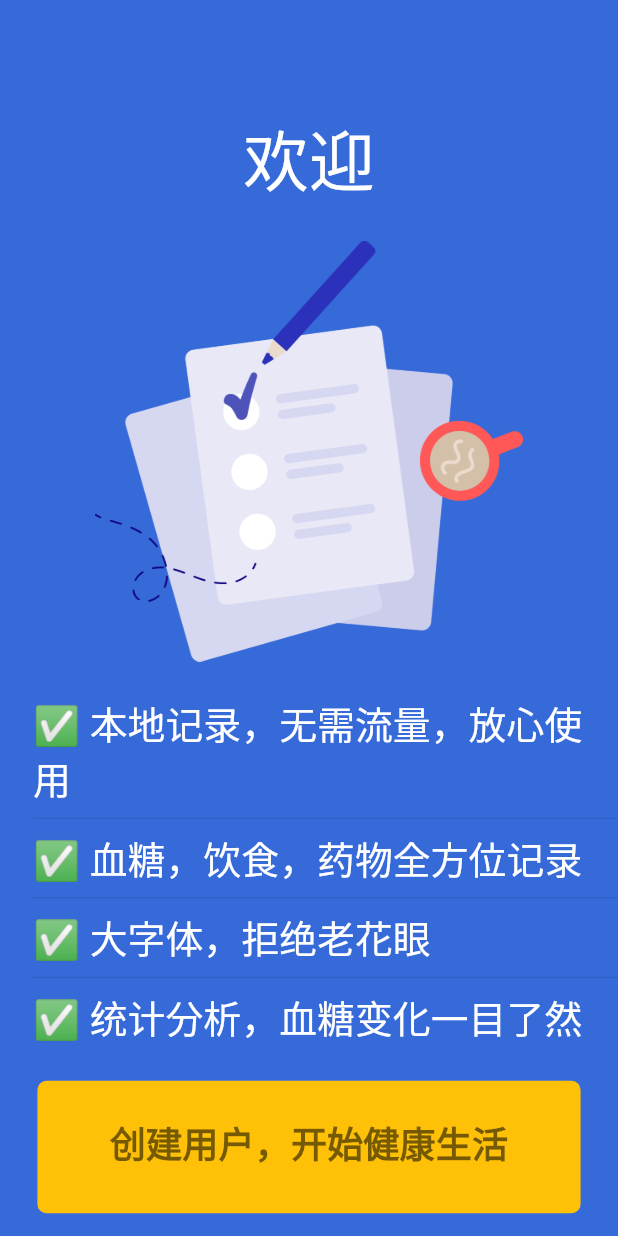
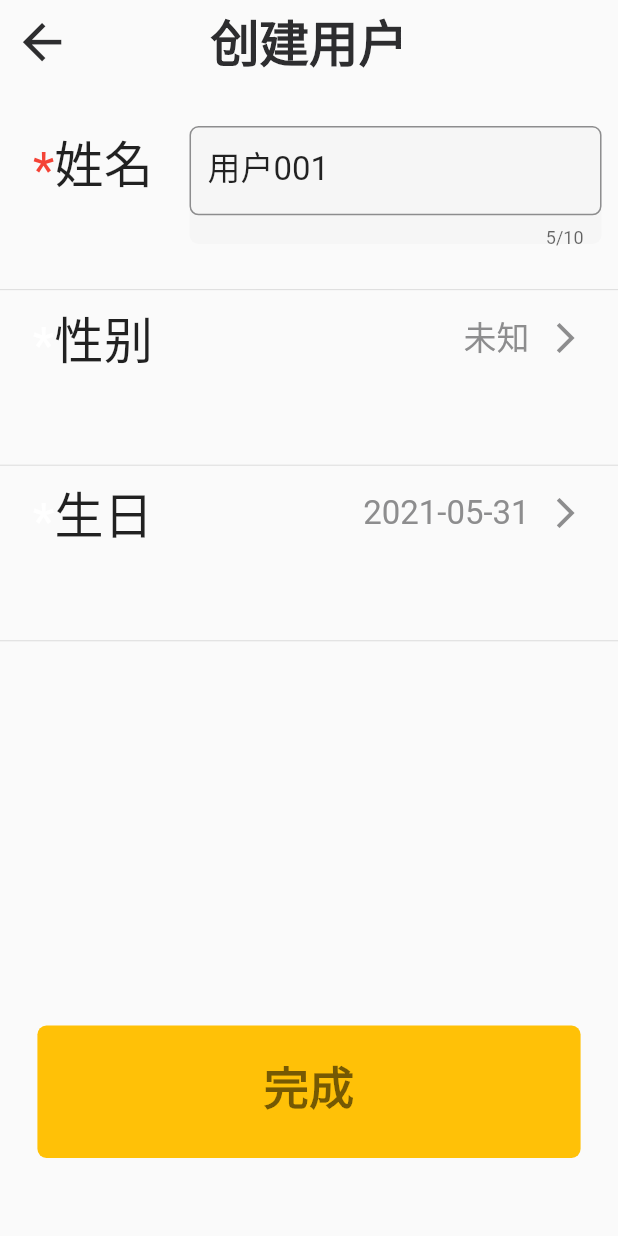
Before and after one commit to yezhoujie/blood-sugar-recorder, a Flutter app: the screen it shows after launch, after a tap on "创建用户，开始健康生活", on a phone screen of 412 x 824 dp. Run offline on Flutter 3.47's test engine with Material 2 defaults, Android fonts, the phone set to English and light mode, and no system bars; our stand-ins replace auto_route, bot_toast, device_info, flutter_screenutil, package_info, shared_preferences and 1 more; missing offline and left inert: flutter_picker; accounts and stored records are empty; Roboto replaces fonts that are missing (Montserrate).

Commit message:
user profile setting page

```diff
--- a/lib/global.dart
+++ b/lib/global.dart
@@ -7,7 +7,6 @@ import 'package:flutter/material.dart';
 import 'package:flutter/services.dart';
 import 'package:package_info/package_info.dart';
 import 'package:path/path.dart';
-import 'package:path_provider/path_provider.dart';
 import 'package:sqflite/sqflite.dart';
 
 import 'domain/domain.dart';
--- /dev/null
+++ b/lib/pages/config/user_setting.dart
@@ -0,0 +1,337 @@
+import 'dart:convert';
+
+import 'package:auto_route/auto_route.dart';
+import 'package:blood_sugar_recorder/constant/constant.dart';
+import 'package:blood_sugar_recorder/domain/domain.dart';
+import 'package:blood_sugar_recorder/global.dart';
+import 'package:blood_sugar_recorder/utils/utils.dart';
+import 'package:blood_sugar_recorder/widgets/widgets.dart';
+import 'package:flutter/material.dart';
+import 'package:flutter/services.dart';
+import 'package:flutter_screenutil/flutter_screenutil.dart';
+import 'package:intl/intl.dart';
+
+/// 用户设置页面，创建或编辑.
+class UserSettingPage extends StatefulWidget {
+  const UserSettingPage({Key? key}) : super(key: key);
+
+  @override
+  _UserSettingPageState createState() => _UserSettingPageState();
+}
+
+class _UserSettingPageState extends State<UserSettingPage> {
+  /// 性别枚举对应显示文字Map.
+  final Map<Gender, String> _genderTextEnumMap = {
+    Gender.MALE: '男',
+    Gender.FEMALE: '女',
+    Gender.UNKNOWN: '未知',
+  };
+
+  /// 当前用户.
+  User? _currentUser;
+
+  /// 姓名输入是否正确.
+  bool _nameInputValid = true;
+
+  final GlobalKey<ScaffoldState> _scaffoldKey = GlobalKey<ScaffoldState>();
+
+  /// 姓名输入控制器
+  final TextEditingController _nameController = TextEditingController();
+
+  @override
+  Widget build(BuildContext context) {
+    /// 注册路由.
+    AutoRouter.of(context);
+    return Scaffold(
+      key: _scaffoldKey,
+      resizeToAvoidBottomInset: false,
+      appBar: _buildAppBar(),
+      body: Container(
+        margin: EdgeInsets.only(top: 25.h),
+        width: double.infinity,
+        child: Column(
+          children: [
+            _buildNameConfig(),
+            Divider(),
+            _buildGenderConfig(),
+            Divider(),
+            _buildBirthdayConfig(),
+            Divider(),
+            _buildButton(),
+          ],
+        ),
+      ),
+    );
+  }
+
+  @override
+  void initState() {
+    super.initState();
+
+    /// 获取当前用户.
+    _currentUser = Global.currentUser ??
+        User(name: "用户001", gender: Gender.UNKNOWN, birthday: DateTime.now());
+    this._nameController..text = this._currentUser!.name;
+  }
+
+  /// 头部导航栏.
+  PreferredSizeWidget _buildAppBar() {
+    return transparentAppBar(
+      context: context,
+      title: Text(
+        null == _currentUser?.id ? "创建用户" : "编辑用户",
+        style: TextStyle(
+          fontSize: 30.sp,
+          color: AppColor.primaryText,
+          fontWeight: FontWeight.bold,
+        ),
+      ),
+      leading: IconButton(
+        icon: Icon(
+          Icons.arrow_back,
+          color: AppColor.primaryText,
+          size: 35.sp,
+        ),
+        onPressed: () {
+          context.popRoute();
+        },
+      ),
+    );
+  }
+
+  Widget _buildButton() {
+    return Container(
+      height: 300.h,
+      child: Align(
+        alignment: Alignment.bottomCenter,
+        child: seFlatButton(
+          onPressed: () {
+            /// 跳转到创建用户页面.
+            _handleSaveUserProfile();
+          },
+          title: "完成",
+          width: 300.w,
+          height: 70.h,
+          fontSize: 25.sp,
+          bgColor: Colors.amber,
+          fontColor: Colors.black54,
+          fontWeight: FontWeight.w900,
+        ),
+      ),
+    );
+  }
+
+  /// 构造生日设置项.
+  Widget _buildBirthdayConfig() {
+    return Padding(
+      padding: EdgeInsets.only(left: 20.w, bottom: 20.h, right: 10.w),
+      child: Row(
+        mainAxisAlignment: MainAxisAlignment.spaceBetween,
+        crossAxisAlignment: CrossAxisAlignment.start,
+        children: [
+          Row(
+            mainAxisAlignment: MainAxisAlignment.start,
+            crossAxisAlignment: CrossAxisAlignment.end,
+            children: [
+              Text(
+                "*",
+                style: TextStyle(
+                  color: Colors.white,
+                  fontSize: 30.sp,
+                ),
+              ),
+              Text(
+                "生日",
+                style: TextStyle(
+                  fontSize: 30.sp,
+                ),
+              ),
+            ],
+          ),
+          Container(
+            height: 70.h,
+            alignment: Alignment.topCenter,
+            child: Row(
+              children: [
+                Text(
+                  new DateFormat("yyyy-MM-dd")
+                      .format(this._currentUser?.birthday ?? DateTime.now()),
+                  style: TextStyle(
+                    color: AppColor.thirdElementText,
+                    fontSize: 20.sp,
+                  ),
+                ),
+                IconButton(
+                  icon: Icon(
+                    Icons.arrow_forward_ios,
+                    color: AppColor.thirdElementText,
+                  ),
+                  onPressed: () {
+                    showPickerDate(
+                        context: context,
+                        scaffoldState: _scaffoldKey.currentState!,
+                        selected: this._currentUser?.birthday,
+                        onConfirm: (picker, selected) {
+                          setState(() {
+                            this._currentUser!.birthday =
+                                DateFormat("yyyy-MM-dd")
+                                    .parse(picker.adapter.text);
+                          });
+                        });
+                  },
+                ),
+              ],
+            ),
+          ),
+        ],
+      ),
+    );
+  }
+
+  /// 构造性别配置项.
+  Widget _buildGenderConfig() {
+    return Padding(
+      padding: EdgeInsets.only(left: 20.w, bottom: 20.h, right: 10.w),
+      child: Row(
+        mainAxisAlignment: MainAxisAlignment.spaceBetween,
+        crossAxisAlignment: CrossAxisAlignment.start,
+        children: [
+          Row(
+            mainAxisAlignment: MainAxisAlignment.start,
+            crossAxisAlignment: CrossAxisAlignment.end,
+            children: [
+              Text(
+                "*",
+                style: TextStyle(
+                  color: Colors.white,
+                  fontSize: 30.sp,
+                ),
+              ),
+              Text(
+                "性别",
+                style: TextStyle(
+                  fontSize: 30.sp,
+                ),
+              ),
+            ],
+          ),
+          Container(
+            height: 70.h,
+            alignment: Alignment.topCenter,
+            child: Row(
+              children: [
+                Text(
+                  null != _currentUser?.gender
+                      ? _genderTextEnumMap.entries
+                          .firstWhere(
+                              (element) => element.key == _currentUser!.gender)
+                          .value
+                      : "未知",
+                  style: TextStyle(
+                    color: AppColor.thirdElementText,
+                    fontSize: 20.sp,
+                  ),
+                ),
+                IconButton(
+                  icon: Icon(
+                    Icons.arrow_forward_ios,
+                    color: AppColor.thirdElementText,
+                  ),
+                  onPressed: () {
+                    showPicker(
+                        context: context,
+                        scaffoldState: _scaffoldKey.currentState!,
+                        data: jsonEncode(List.of(_genderTextEnumMap.values)),
+                        selected: null != _currentUser?.gender
+                            ? [
+                                List.of(_genderTextEnumMap.keys)
+                                    .indexOf(_currentUser!.gender)
+                              ]
+                            : [],
+                        onConfirm: (pick, selected) {
+                          setState(() {
+                            this._currentUser!.gender = List.of(
+                                this._genderTextEnumMap.keys)[selected[0]];
+                          });
+                        });
+                  },
+                ),
+              ],
+            ),
+          ),
+        ],
+      ),
+    );
+  }
+
+  Widget _buildNameConfig() {
+    return Padding(
+      padding: EdgeInsets.only(left: 20.w, bottom: 20.h, right: 10.w),
+      child: Row(
+        mainAxisAlignment: MainAxisAlignment.spaceBetween,
+        crossAxisAlignment: CrossAxisAlignment.start,
+        children: [
+          Row(
+            mainAxisAlignment: MainAxisAlignment.start,
+            crossAxisAlignment: CrossAxisAlignment.end,
+            children: [
+              Text(
+                "*",
+                style: TextStyle(
+                  color: Colors.red,
+                  fontSize: 30.sp,
+                ),
+              ),
+              Text(
+                "姓名",
+                style: TextStyle(
+                  fontSize: 30.sp,
+                ),
+              ),
+            ],
+          ),
+
+          ///姓名输入框.
+          getInputField(
+            controller: _nameController,
+            width: 250.w,
+            height: 70.h,
+            keyboardType: TextInputType.text,
+            hintText: "10个以内的中英文数字或下划线",
+            textInputFormatters: [
+              FilteringTextInputFormatter.allow(
+                /// 只允许中文，英文，数字，下划线.
+                RegExp("^[\u4e00-\u9fa5_a-zA-Z0-9\\s]+\$"),
+              )
+            ],
+            maxLength: 10,
+            maxLengthEnforcement: MaxLengthEnforcement.enforced,
+            maxLines: 1,
+            isValid: _nameInputValid,
+          ),
+        ],
+      ),
+    );
+  }
+
+  ///////////////////事件处理////////////////////
+  _handleSaveUserProfile() {
+    String name = this._nameController.value.text;
+    /// 验证姓名输入.
+    if (name.trim().isEmpty) {
+      setState(() {
+        this._nameInputValid = false;
+      });
+      showToast(msg: "姓名不能为空");
+    } else {
+      setState(() {
+        this._nameInputValid = true;
+      });
+    }
+
+    /// todo 保存用户到本地数据库.
+
+
+    /// todo 页面跳转到药物设置页面.
+  }
+}
--- a/lib/pages/index/index.dart
+++ b/lib/pages/index/index.dart
@@ -2,7 +2,6 @@ import 'package:blood_sugar_recorder/global.dart';
 import 'package:blood_sugar_recorder/main.dart';
 import 'package:blood_sugar_recorder/pages/welcome/welcome.dart';
 import 'package:flutter/material.dart';
-import 'package:permission_handler/permission_handler.dart';
 
 ///APP 入口页面, 判断欢迎页/登录页/首页跳转.
 class IndexPage extends StatefulWidget {
--- a/lib/pages/welcome/welcome.dart
+++ b/lib/pages/welcome/welcome.dart
@@ -1,3 +1,5 @@
+import 'package:auto_route/auto_route.dart';
+import 'package:blood_sugar_recorder/route/route.gr.dart';
 import 'package:blood_sugar_recorder/widgets/widgets.dart';
 import 'package:flutter/material.dart';
 import 'package:flutter_screenutil/flutter_screenutil.dart';
@@ -12,6 +14,8 @@ class WelcomePage extends StatefulWidget {
 class _WelcomePageState extends State<WelcomePage> {
   @override
   Widget build(BuildContext context) {
+    /// 注册路由.
+    AutoRouter.of(context);
     return Scaffold(
       body: Center(
         child: Container(
@@ -102,7 +106,10 @@ class _WelcomePageState extends State<WelcomePage> {
           child: Align(
             alignment: Alignment.bottomCenter,
             child: seFlatButton(
-              onPressed: () {},
+              onPressed: () {
+                /// 跳转到创建用户页面.
+                context.pushRoute(UserSettingRoute());
+              },
               title: "创建用户，开始健康生活",
               width: 300.w,
               height: 70.h,
--- a/lib/route/route.dart
+++ b/lib/route/route.dart
@@ -1,5 +1,6 @@
 import 'package:auto_route/annotations.dart';
 import 'package:blood_sugar_recorder/main.dart';
+import 'package:blood_sugar_recorder/pages/config/user_setting.dart';
 import 'package:blood_sugar_recorder/pages/index/index.dart';
 import 'package:blood_sugar_recorder/pages/welcome/welcome.dart';
 import 'package:flutter/material.dart';
@@ -8,8 +9,12 @@ import 'package:flutter/material.dart';
   preferRelativeImports: false,
   replaceInRouteName: 'Page,Route',
   routes: <AutoRoute>[
+    /// 首页. 没有实质性内容，负责根据app状态进行页面跳转.
     AutoRoute(page: IndexPage, initial: true),
+
+    /// 欢迎介绍页面.
     AutoRoute(page: WelcomePage),
+    CustomRoute(page: UserSettingPage, transitionsBuilder: slideTransition),
     AutoRoute(page: MyHomePage),
   ],
 )
--- a/lib/utils/utils.dart
+++ b/lib/utils/utils.dart
@@ -5,3 +5,4 @@ export 'storage.dart';
 export 'encrypt.dart';
 export 'iconfont.dart';
 export 'date.dart';
+export 'picker.dart';
--- a/lib/widgets/appBar.dart
+++ b/lib/widgets/appBar.dart
@@ -10,9 +10,8 @@ PreferredSizeWidget transparentAppBar({
   return AppBar(
     backgroundColor: Colors.transparent,
     elevation: 0,
-    title: Center(
-      child: title,
-    ),
+    centerTitle: true,
+    title: title,
     leading: leading,
     actions: actions,
   );
--- a/lib/widgets/buttons.dart
+++ b/lib/widgets/buttons.dart
@@ -54,7 +54,7 @@ Widget seBorderOnlyFlatButton({
         borderRadius: RadiusConstant.k6pxRadius,
         side: Borders.primaryBorder,
       ))),
-      child: Image.asset("resource/assets/images/icon_${iconName}.png"),
+      child: Image.asset("resource/assets/images/icon_$iconName.png"),
     ),
   );
 }
--- a/lib/widgets/inputField.dart
+++ b/lib/widgets/inputField.dart
@@ -1,5 +1,6 @@
 import 'package:blood_sugar_recorder/constant/constant.dart';
 import 'package:flutter/material.dart';
+import 'package:flutter/services.dart';
 import 'package:flutter_screenutil/flutter_screenutil.dart';
 
 class InputField extends StatelessWidget {
@@ -108,3 +109,66 @@ Widget getInputEmailEdit({
     ),
   );
 }
+
+Widget getInputField({
+  required TextEditingController controller,
+  double width = 250,
+  double height = 70,
+  TextInputType keyboardType = TextInputType.text,
+  String hintText = "input here",
+  List<TextInputFormatter> textInputFormatters = const [],
+
+  ///输入内容校验规则
+  int maxLength = 10,
+
+  ///内容最大长度.
+  MaxLengthEnforcement maxLengthEnforcement = MaxLengthEnforcement.enforced,
+
+  /// 超过长度禁止输入.
+  int maxLines = 1,
+  bool isPassword = false,
+  bool isValid = true,
+}) {
+  return Container(
+    height: height,
+    width: width,
+
+    /// 装饰，颜色和圆角.
+    decoration: BoxDecoration(
+      color: AppColor.secondaryElement,
+      borderRadius: RadiusConstant.k6pxRadius,
+    ),
+    child: TextField(
+      controller: controller,
+      keyboardType: keyboardType,
+      decoration: InputDecoration(
+        enabledBorder: OutlineInputBorder(
+          borderRadius: RadiusConstant.k6pxRadius as BorderRadius,
+          borderSide: BorderSide(
+            color: isValid ? AppColor.thirdElementText : Colors.red,
+          ),
+        ),
+        focusedBorder: OutlineInputBorder(
+          borderRadius: RadiusConstant.k6pxRadius as BorderRadius,
+          borderSide: BorderSide(
+            color: isValid ? AppColor.thirdElementText : Colors.red,
+          ),
+        ),
+        hintText: hintText,
+        hintStyle: TextStyle(fontSize: 15.sp, height: 2.h),
+      ),
+      style: TextStyle(
+        fontWeight: FontWeight.w400,
+        fontSize: 20.sp,
+      ),
+      cursorColor: AppColor.thirdElementText,
+      inputFormatters: textInputFormatters,
+      maxLength: maxLength,
+      maxLengthEnforcement: maxLengthEnforcement,
+      maxLines: maxLines,
+      autocorrect: false,
+      obscureText: isPassword,
+      autofocus: false,
+    ),
+  );
+}
--- a/lib/widgets/toast.dart
+++ b/lib/widgets/toast.dart
@@ -15,6 +15,6 @@ void showToast({
       contentColor: bgColor,
       textStyle: TextStyle(
         color: textColor,
-        fontSize: 16.sp,
+        fontSize: 30.sp,
       ));
 }
--- a/pubspec.yaml
+++ b/pubspec.yaml
@@ -83,6 +83,8 @@ dependencies:
   sqflite: ^2.0.0+3
   #sqLite 依赖的文件路径包
   path: ^1.8.0
+  #选择弹出框.
+  flutter_picker: ^2.0.1
 
 dev_dependencies:
   flutter_test:
```
Also changed, not shown: lib/utils/picker.dart (added, +93 -0 lines), lib/route/route.gr.dart, 1 other file.
